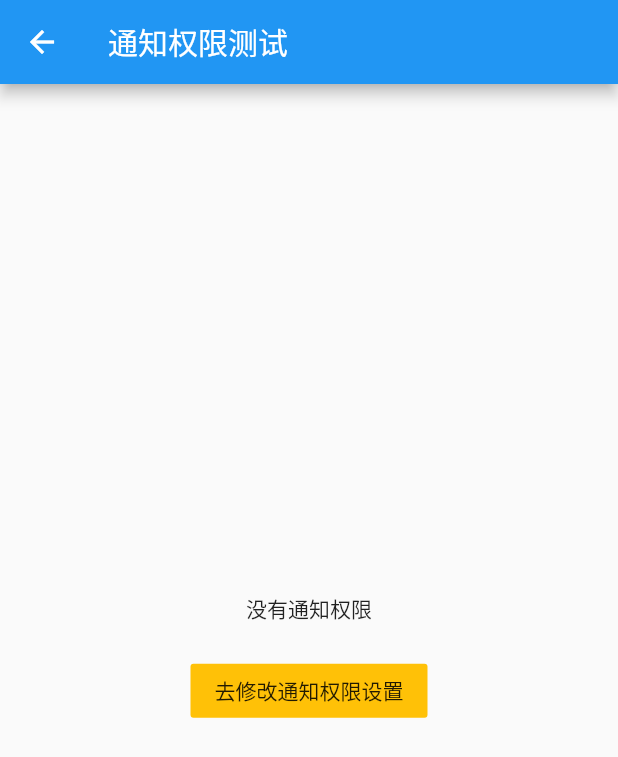
After one commit to packcheng/flutter-book, a Flutter app: the NotificationPermissionScreen screen opened directly, on a phone screen of 412 x 824 dp. The commit adds this screen. Shown: the top 757 px of the screen. Run offline on Flutter 3.47's test engine with Material 2 defaults, Android fonts, the phone set to English and light mode, and no system bars; our stand-ins replace bloc, fluro, flutter_bloc, logger; missing offline and left inert: notification_permissions; statements that could not run were skipped.

Commit message:
feat: 添加通知权限管理相关测试代码

```diff
--- a/lib/constants/res/app_configs.dart
+++ b/lib/constants/res/app_configs.dart
@@ -11,9 +11,9 @@ class AppConfigs {
   static const bool isDebug = true;
 
   /// 定义路由动画时间，单位毫秒
-  static const transitionDurationFast = 300;
-  static const transitionDurationNormal = 500;
-  static const transitionDurationSlow = 800;
+  static const transitionDurationFast = 200;
+  static const transitionDurationNormal = 300;
+  static const transitionDurationSlow = 500;
 
   /// 默认页面切换路由动画
   static const TransitionType transitionTypeCommon = TransitionType.inFromRight;
--- a/lib/constants/res/app_strings.dart
+++ b/lib/constants/res/app_strings.dart
@@ -6,4 +6,10 @@
 ///
 class AppStrings {
   static const String appName = 'FlutterBook';
+
+  static const String pageTittleNotificationPermission = "通知权限测试";
+
+  static const String notificationPermissionGranted = "有通知权限";
+  static const String notificationPermissionDeny = "没有通知权限";
+  static const String requestNotificationPermission = "去修改通知权限设置";
 }
--- a/lib/flutter_book_app.dart
+++ b/lib/flutter_book_app.dart
@@ -1,7 +1,11 @@
 import 'package:flutter/material.dart';
+import 'package:flutter_bloc/flutter_bloc.dart';
 import 'package:flutter_book/constants/application.dart';
 import 'package:flutter_book/constants/res/app_strings.dart';
+import 'package:flutter_book/module_main/logic/cubit/app_state_cubit.dart';
+import 'package:flutter_book/module_permission/cubit/notification_permission_cubit.dart';
 import 'package:flutter_book/module_splash/splash_screen.dart';
+import 'package:flutter_book/utils/app_log.dart';
 
 ///
 /// 应用入口
@@ -9,10 +13,42 @@ import 'package:flutter_book/module_splash/splash_screen.dart';
 /// @author packcheng <a href="mailto:packcheng_jo@outlook.com">Contact me.</a>
 /// @since 2021/3/5 2:55 PM
 ///
-class FlutterBookApp extends StatelessWidget {
+class FlutterBookApp extends StatefulWidget {
+  @override
+  _FlutterBookAppState createState() => _FlutterBookAppState();
+}
+
+class _FlutterBookAppState extends State<FlutterBookApp> {
   @override
   Widget build(BuildContext context) {
-    return MaterialApp(
+    return MultiBlocListener(
+        listeners: [
+          // 监听APP前后台切换
+          BlocListener<AppStateCubit, AppState>(
+            listener: (context, state) {
+              if (state is AppStateResumed) {
+                // 恢复前台时重新检查通知权限的开启状态
+                AppLog.i('App恢复前台，检查通知权限。');
+                BlocProvider.of<NotificationPermissionCubit>(context)
+                    .checkNotificationPermStatus();
+              }
+            },
+          ),
+          // 监听通知权限切换
+          BlocListener<NotificationPermissionCubit,
+              NotificationPermissionState>(
+            listener: (context, state) {
+              if (state is NotificationPermissionGranted) {
+                AppLog.w('已成功获取通知权限，不做进一步的处理');
+                return;
+              }
+
+              AppLog.e('未成功获取通知权限，需要弹窗提示');
+              // TODO 弹窗提示没有成功获取通知权限
+            },
+          ),
+        ],
+        child: MaterialApp(
           onGenerateRoute: Application.getAppRouter.generator,
           navigatorKey: Application.getNavigatorKey,
           title: '${AppStrings.appName}',
@@ -21,6 +57,25 @@ class FlutterBookApp extends StatelessWidget {
             visualDensity: VisualDensity.adaptivePlatformDensity,
           ),
           home: SplashScreen(title: 'Flutter Demo Home Page'),
-    );
+        ));
+  }
+
+  @override
+  void initState() {
+    super.initState();
+    // 首次启动，注册APP前后台状态切换监听
+    WidgetsBinding.instance
+        .addObserver(BlocProvider.of<AppStateCubit>(context));
+
+    // 首次启动，检查通知权限
+    BlocProvider.of<NotificationPermissionCubit>(context)
+        .checkNotificationPermStatus();
+  }
+
+  @override
+  void dispose() {
+    BlocProvider.of<NotificationPermissionCubit>(context).close();
+    BlocProvider.of<AppStateCubit>(context).close();
+    super.dispose();
   }
 }
--- /dev/null
+++ b/lib/module_main/logic/cubit/app_state_state.dart
@@ -0,0 +1,16 @@
+part of 'app_state_cubit.dart';
+
+@immutable
+abstract class AppState {}
+
+/// [AppLifecycleState.inactive]
+class AppStateInactive extends AppState {}
+
+/// [AppLifecycleState.paused]
+class AppStatePaused extends AppState {}
+
+/// [AppLifecycleState.resumed]
+class AppStateResumed extends AppState {}
+
+/// [AppLifecycleState.detached]
+class AppStateDetached extends AppState {}
--- /dev/null
+++ b/lib/module_permission/cubit/notification_permission_state.dart
@@ -0,0 +1,16 @@
+part of 'notification_permission_cubit.dart';
+
+@immutable
+abstract class NotificationPermissionState {}
+
+/// [PermissionStatus.denied]
+class NotificationPermissionDenied extends NotificationPermissionState {}
+
+/// [PermissionStatus.granted]
+class NotificationPermissionGranted extends NotificationPermissionState {}
+
+/// [PermissionStatus.unknown]
+class NotificationPermissionUnknown extends NotificationPermissionState {}
+
+/// [PermissionStatus.provisional]
+class NotificationPermissionProvisional extends NotificationPermissionState {}
--- /dev/null
+++ b/lib/module_permission/notification_permission_screen.dart
@@ -0,0 +1,60 @@
+import 'package:flutter/material.dart';
+import 'package:flutter_bloc/flutter_bloc.dart';
+import 'package:flutter_book/constants/res/app_strings.dart';
+import 'package:flutter_book/module_permission/cubit/notification_permission_cubit.dart';
+import 'package:flutter_book/module_permission/utils/permission_utils.dart';
+
+///
+/// 通知权限检查测试页
+///
+/// @author packcheng <a href="mailto:packcheng_jo@outlook.com">Contact me.</a>
+/// @since 2021/3/8 11:44 AM
+///
+class NotificationPermissionScreen extends StatelessWidget {
+  @override
+  Widget build(BuildContext context) {
+    return Scaffold(
+        appBar: AppBar(
+          title: const Text(AppStrings.pageTittleNotificationPermission),
+        ),
+        body: Center(
+            child: Container(
+                margin: EdgeInsets.all(20),
+                child: Column(
+                    mainAxisAlignment: MainAxisAlignment.center,
+                    children: [
+                      BlocBuilder<NotificationPermissionCubit,
+                              NotificationPermissionState>(
+                          builder: (context, state) => Text(
+                              "${state is NotificationPermissionGranted ? AppStrings.notificationPermissionGranted : AppStrings.notificationPermissionDeny}")),
+                      BlocBuilder<NotificationPermissionCubit,
+                          NotificationPermissionState>(
+                        builder: (context, state) => Offstage(
+                          offstage: (state is NotificationPermissionGranted),
+                          child: Column(
+                            mainAxisAlignment: MainAxisAlignment.center,
+                            children: <Widget>[
+                              SizedBox(
+                                height: 20,
+                              ),
+                              FlatButton(
+                                color: Colors.amber,
+                                child: Text(AppStrings
+                                    .requestNotificationPermission
+                                    .toUpperCase()),
+                                onPressed: () {
+                                  // show the dialog/open settings screen
+                                  PermissionUtils
+                                          .requestNotificationPermissions()
+                                      .then((_) {
+                                    // when finished, check the permission status
+                                  });
+                                },
+                              )
+                            ],
+                          ),
+                        ),
+                      )
+                    ]))));
+  }
+}
--- a/lib/routers/routers_name.dart
+++ b/lib/routers/routers_name.dart
@@ -10,4 +10,7 @@ class RoutersName {
 
   /// 应用主页
   static const String pageMain = "/";
+
+  /// 通知权限检查页
+  static const String pagePermissionNotification = "/permission/notification";
 }
--- a/pubspec.yaml
+++ b/pubspec.yaml
@@ -30,7 +30,7 @@ dependencies:
 
   # 路由
   # https://pub.dev/packages/fluro
-  fluro: ^1.7.8
+  fluro: ^2.0.3
 
   # 对象相等判断
   # https://pub.dev/packages/equatable
@@ -40,6 +40,9 @@ dependencies:
   # https://pub.dev/packages/logger
   logger: ^0.9.4
 
+  # 状态管理
+  # https://pub.dev/packages/flutter_bloc
+  flutter_bloc: ^6.1.3
 
 
   # The following adds the Cupertino Icons font to your application.
```
Also changed, not shown: lib/main.dart (+11 -3 lines), lib/module_main/logic/cubit/app_state_cubit.dart (added, +47 -0 lines), lib/module_main/main_screen.dart (+19 -2 lines), lib/module_permission/cubit/notification_permission_cubit.dart (added, +58 -0 lines), lib/module_permission/permission_routers.dart (added, +21 -0 lines), lib/module_permission/utils/permission_utils.dart (added, +16 -0 lines), pubspec.lock. Lines whose indentation alone changed are shown as unchanged.
